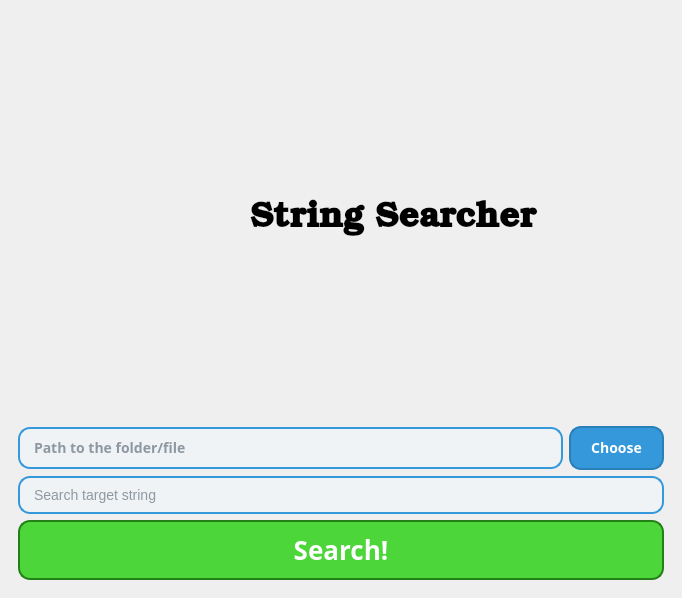
The window that main_window.ui (strCarne/string-searcher) describes before a commit, drawn with Qt 5.
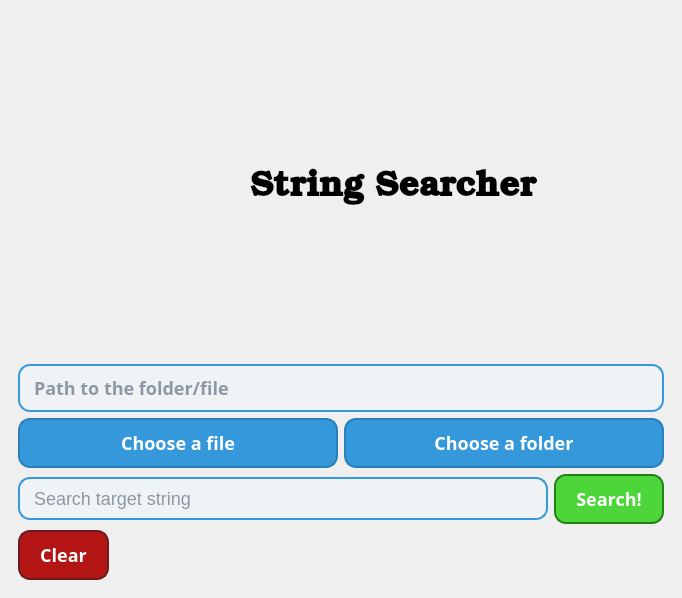
The same window after the commit. The open tabs and pages were chosen to show the change. Icons and pictures are not drawn.

The edit to the form file:
```diff
--- a/main_window.ui
+++ b/main_window.ui
@@ -42,7 +42,7 @@
          <height>0</height>
         </size>
        </property>
-       <layout class="QVBoxLayout" name="verticalLayout">
+       <layout class="QVBoxLayout" name="verticalLayout_4">
         <item>
          <layout class="QHBoxLayout" name="horizontalLayout_2">
           <item>
@@ -100,7 +100,7 @@
          </layout>
         </item>
         <item>
-         <layout class="QHBoxLayout" name="horizontalLayout">
+         <layout class="QVBoxLayout" name="verticalLayout">
           <item>
            <widget class="QLineEdit" name="lineEdit_file_path">
             <property name="font">
@@ -116,7 +116,7 @@
     border-radius: 12px;                    /* Rounded corners */
     padding: 8px 12px;                      /* Internal padding */
     background-color: #f0f3f5;              /* Light gray background */
-    font-size: 14px;                        /* Font size */
+    font-size: 18px;                        /* Font size */
     color: #2c3e50;                         /* Dark text color */
     font-family: 'JetBrains Mono', 'Arial', sans-serif;        /* Font family */
 }
@@ -154,7 +154,9 @@
            </widget>
           </item>
           <item>
-           <widget class="QPushButton" name="pushButton_choose">
+           <layout class="QHBoxLayout" name="horizontalLayout">
+            <item>
+             <widget class="QPushButton" name="pushButton_choose_file">
             <property name="font">
              <font>
               <family>JetBrains Mono</family>
@@ -168,7 +170,7 @@
     border: 2px solid #2980b9;              /* Darker blue border */
     color: white;                           /* White text */
     border-radius: 12px;                    /* Rounded corners */
-    font-size: 14px;                        /* Font size */
+    font-size: 18px;                        /* Font size */
     padding: 10px 20px;                     /* Padding for button */
     font-family: 'JetBrains Mono', 'Arial', sans-serif;       /* Font family */
     text-align: center;                     /* Center the text */
@@ -192,12 +194,59 @@
 </string>
             </property>
             <property name="text">
-             <string>Choose</string>
+               <string>Choose a file</string>
             </property>
            </widget>
           </item>
-         </layout>
-        </item>
+            <item>
+             <widget class="QPushButton" name="pushButton_choose_folder">
+              <property name="font">
+               <font>
+                <family>JetBrains Mono</family>
+                <pointsize>-1</pointsize>
+                <bold>true</bold>
+               </font>
+              </property>
+              <property name="styleSheet">
+               <string notr="true">QPushButton {
+    background-color: #3498db;              /* Blue background */
+    border: 2px solid #2980b9;              /* Darker blue border */
+    color: white;                           /* White text */
+    border-radius: 12px;                    /* Rounded corners */
+    font-size: 18px;                        /* Font size */
+    padding: 10px 20px;                     /* Padding for button */
+    font-family: 'JetBrains Mono', 'Arial', sans-serif;       /* Font family */
+    text-align: center;                     /* Center the text */
+}
+
+QPushButton:hover {
+    background-color: #2980b9;              /* Darker blue on hover */
+    border: 2px solid #3498db;              /* Light blue border on hover */
+}
+
+QPushButton:pressed {
+    background-color: #1abc9c;              /* Greenish background when pressed */
+    border: 2px solid #16a085;              /* Greenish border when pressed */
+}
+
+QPushButton:disabled {
+    background-color: #bdc3c7;              /* Gray background when disabled */
+    border: 2px solid #95a5a6;              /* Gray border when disabled */
+    color: #7f8c8d;                         /* Lighter text color when disabled */
+}
+</string>
+              </property>
+              <property name="text">
+               <string>Choose a folder</string>
+              </property>
+             </widget>
+            </item>
+           </layout>
+          </item>
+         </layout>
+        </item>
+        <item>
+         <layout class="QHBoxLayout" name="horizontalLayout_3">
         <item>
          <widget class="QLineEdit" name="lineEdit_target">
           <property name="styleSheet">
@@ -206,7 +255,7 @@
     border-radius: 12px;                    /* Rounded corners */
     padding: 8px 12px;                      /* Internal padding */
     background-color: #f0f3f5;              /* Light gray background */
-    font-size: 14px;                        /* Font size */
+    font-size: 18px;                        /* Font size */
     color: #2c3e50;                         /* Dark text color */
     font-family: 'JetBrains Mono', 'Arial', sans-serif;        /* Font family */
 }
@@ -242,6 +291,12 @@
         </item>
         <item>
          <widget class="QPushButton" name="pushButton_search">
+            <property name="sizePolicy">
+             <sizepolicy hsizetype="Minimum" vsizetype="Fixed">
+              <horstretch>0</horstretch>
+              <verstretch>0</verstretch>
+             </sizepolicy>
+            </property>
           <property name="font">
            <font>
             <family>Jetbrains Mono</family>
@@ -255,7 +310,7 @@
     border: 2px solid #238017;             
     color: white;             
     border-radius: 12px;                
-    font-size: 26px;                  
+    font-size: 18px;                  
     padding: 10px 20px;                 
     font-family: 'Jetbrains Mono', 'Arial', sans-serif;   
     text-align: center;                    
@@ -282,6 +337,74 @@
            <string>Search!</string>
           </property>
          </widget>
+          </item>
+         </layout>
+        </item>
+        <item>
+         <layout class="QHBoxLayout" name="horizontalLayout_5">
+          <item>
+           <widget class="QPushButton" name="pushButton_clear">
+            <property name="sizePolicy">
+             <sizepolicy hsizetype="Minimum" vsizetype="Fixed">
+              <horstretch>0</horstretch>
+              <verstretch>0</verstretch>
+             </sizepolicy>
+            </property>
+            <property name="font">
+             <font>
+              <family>Jetbrains Mono</family>
+              <pointsize>-1</pointsize>
+              <bold>true</bold>
+             </font>
+            </property>
+            <property name="styleSheet">
+             <string notr="true">QPushButton {
+    background-color: #b31515;              
+    border: 2px solid #691c1c;             
+    color: white;             
+    border-radius: 12px;                
+    font-size: 18px;                  
+    padding: 10px 20px;                 
+    font-family: 'Jetbrains Mono', 'Arial', sans-serif;   
+    text-align: center;                    
+}
+
+QPushButton:hover {
+    background-color: #fa0202;             
+    border: 2px solid #d90f0f;            
+}
+
+QPushButton:pressed {
+    background-color: #ff3300;              /* Greenish background when pressed */
+    border: 2px solid #c43d1b;              /* Greenish border when pressed */
+}
+
+QPushButton:disabled {
+    background-color: #bdc3c7;              /* Gray background when disabled */
+    border: 2px solid #95a5a6;              /* Gray border when disabled */
+    color: #7f8c8d;                         /* Lighter text color when disabled */
+}
+</string>
+            </property>
+            <property name="text">
+             <string>Clear</string>
+            </property>
+           </widget>
+          </item>
+          <item>
+           <spacer name="horizontalSpacer">
+            <property name="orientation">
+             <enum>Qt::Orientation::Horizontal</enum>
+            </property>
+            <property name="sizeHint" stdset="0">
+             <size>
+              <width>40</width>
+              <height>20</height>
+             </size>
+            </property>
+           </spacer>
+          </item>
+         </layout>
         </item>
        </layout>
       </widget>
```
Left out of the diff: 2 changed lines with no effect on the pictures. Lines whose indentation alone changed are shown as unchanged.
